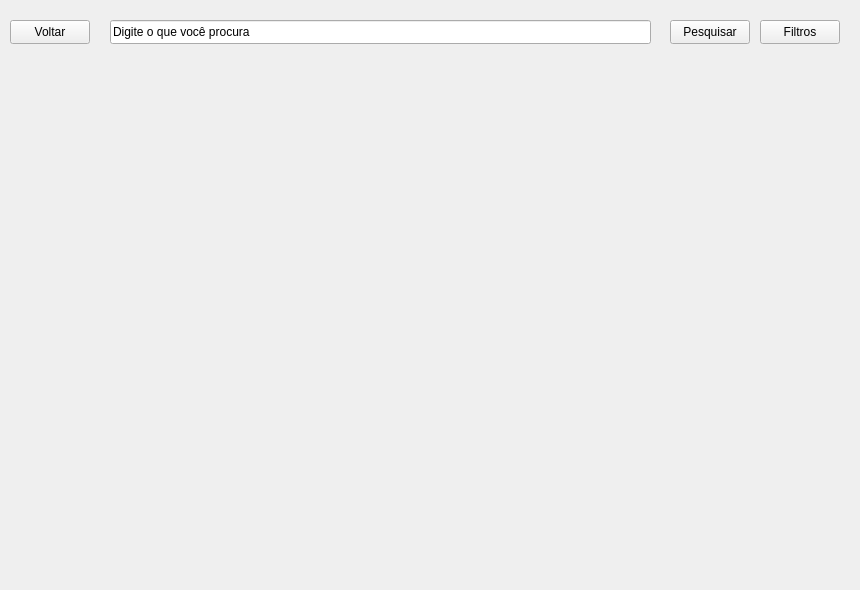
This is search.ui in jehhzacarias/gogears3 as Qt 5 draws it before an edit. The edited form follows.
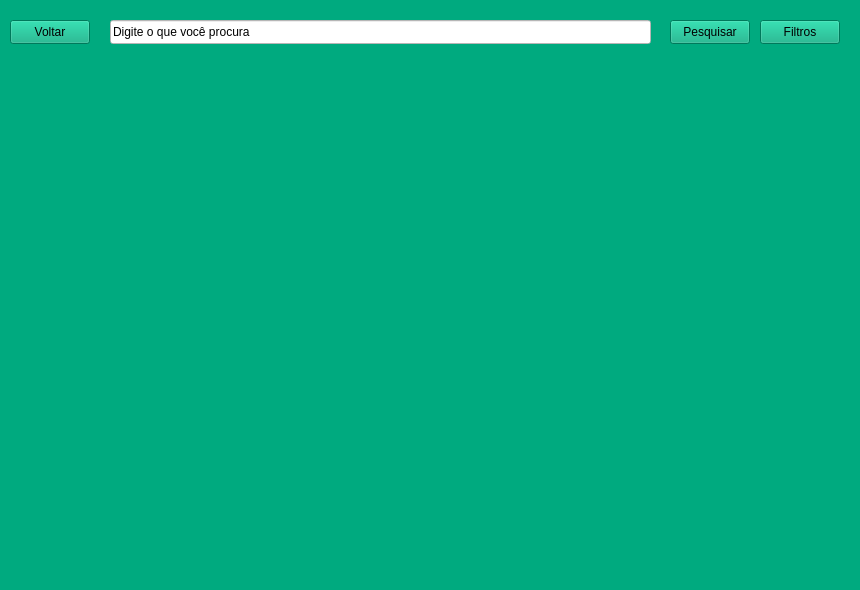
This is the edited form.

What changed in the file:
```diff
--- a/search.ui
+++ b/search.ui
@@ -13,6 +13,9 @@
   <property name="windowTitle">
    <string>Form</string>
   </property>
+  <property name="styleSheet">
+   <string notr="true">background-color: rgb(0, 170, 127);</string>
+  </property>
   <widget class="QPushButton" name="pushButton">
    <property name="geometry">
     <rect>
@@ -22,6 +25,9 @@
      <height>24</height>
     </rect>
    </property>
+   <property name="styleSheet">
+    <string notr="true">font: 700 9pt &quot;Segoe UI&quot;;</string>
+   </property>
    <property name="text">
     <string>Pesquisar</string>
    </property>
@@ -35,6 +41,9 @@
      <height>24</height>
     </rect>
    </property>
+   <property name="styleSheet">
+    <string notr="true">font: 700 9pt &quot;Segoe UI&quot;;</string>
+   </property>
    <property name="text">
     <string>Filtros</string>
    </property>
@@ -48,6 +57,9 @@
      <height>24</height>
     </rect>
    </property>
+   <property name="styleSheet">
+    <string notr="true">font: 700 9pt &quot;Segoe UI&quot;;</string>
+   </property>
    <property name="text">
     <string>Voltar</string>
    </property>
@@ -61,6 +73,9 @@
      <height>24</height>
     </rect>
    </property>
+   <property name="styleSheet">
+    <string notr="true">background-color: rgb(255, 255, 255);</string>
+   </property>
    <property name="text">
     <string>Digite o que você procura</string>
    </property>
```
